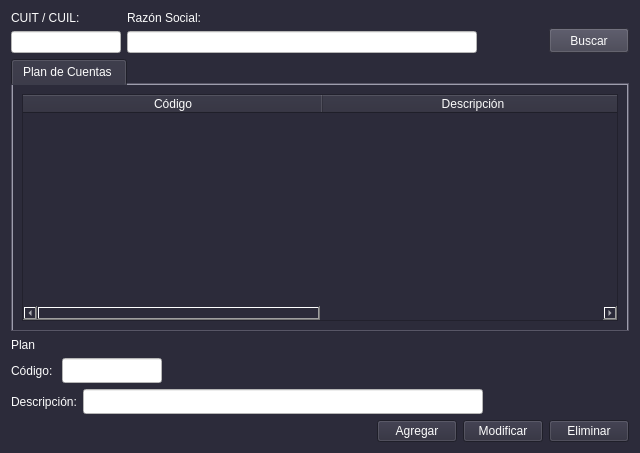
Above: form_plan_cuentas.ui from lriccombene/sgc1 before the change. Below: the same form after it.
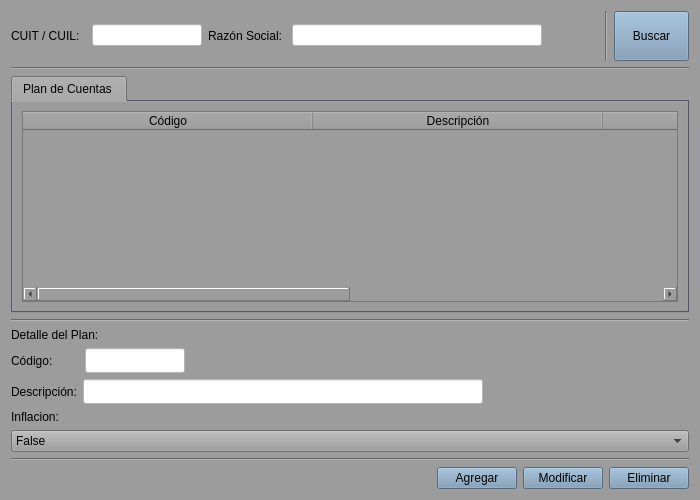
That is the form after the change.

Commit message: ajuste por inflacion

The edit to the form file:
```diff
--- a/form_plan_cuentas.ui
+++ b/form_plan_cuentas.ui
@@ -6,126 +6,34 @@
    <rect>
     <x>0</x>
     <y>0</y>
-    <width>640</width>
-    <height>453</height>
+    <width>700</width>
+    <height>500</height>
    </rect>
   </property>
+  <property name="minimumSize">
+   <size>
+    <width>700</width>
+    <height>500</height>
+   </size>
+  </property>
+  <property name="maximumSize">
+   <size>
+    <width>700</width>
+    <height>500</height>
+   </size>
+  </property>
   <property name="windowTitle">
    <string>Plan de Cuentas</string>
   </property>
   <property name="styleSheet">
-   <string notr="true">color: rgb(3, 3, 3);
-background-color: rgb(44, 43, 58);
-font: 10pt &quot;Liberation Sans&quot;;
-color: rgb(252, 252, 252);
-selection-background-color: rgb(155, 155, 185);</string>
+   <string notr="true">font: 10pt &quot;Liberation Sans&quot;;
+color: rgb(0, 0, 0);
+background-color: rgb(156, 156, 156);
+selection-background-color: rgb(164, 190, 221);
+selection-color: rgb(0, 0, 0);</string>
   </property>
   <layout class="QGridLayout" name="gridLayout_2">
-   <item row="0" column="0">
-    <layout class="QHBoxLayout" name="horizontalLayout_15">
-     <item>
-      <layout class="QVBoxLayout" name="verticalLayout_2">
-       <item>
-        <widget class="QLabel" name="label_15">
-         <property name="text">
-          <string>CUIT / CUIL: </string>
-         </property>
-        </widget>
-       </item>
-       <item>
-        <widget class="QLineEdit" name="lne_cuit">
-         <property name="minimumSize">
-          <size>
-           <width>110</width>
-           <height>0</height>
-          </size>
-         </property>
-         <property name="maximumSize">
-          <size>
-           <width>110</width>
-           <height>16777215</height>
-          </size>
-         </property>
-         <property name="styleSheet">
-          <string notr="true">background-color: rgb(255, 255, 255);
-color: rgb(0, 0, 0);</string>
-         </property>
-         <property name="text">
-          <string/>
-         </property>
-        </widget>
-       </item>
-      </layout>
-     </item>
-     <item>
-      <layout class="QVBoxLayout" name="verticalLayout_3">
-       <item>
-        <widget class="QLabel" name="label_16">
-         <property name="text">
-          <string>Razón Social: </string>
-         </property>
-        </widget>
-       </item>
-       <item>
-        <widget class="QLineEdit" name="lne_razon_social">
-         <property name="minimumSize">
-          <size>
-           <width>350</width>
-           <height>0</height>
-          </size>
-         </property>
-         <property name="maximumSize">
-          <size>
-           <width>350</width>
-           <height>16777215</height>
-          </size>
-         </property>
-         <property name="styleSheet">
-          <string notr="true">background-color: rgb(255, 255, 255);
-color: rgb(0, 0, 0);</string>
-         </property>
-        </widget>
-       </item>
-      </layout>
-     </item>
-     <item>
-      <spacer name="horizontalSpacer">
-       <property name="orientation">
-        <enum>Qt::Horizontal</enum>
-       </property>
-       <property name="sizeHint" stdset="0">
-        <size>
-         <width>40</width>
-         <height>20</height>
-        </size>
-       </property>
-      </spacer>
-     </item>
-     <item alignment="Qt::AlignBottom">
-      <widget class="QPushButton" name="btn_buscar">
-       <property name="minimumSize">
-        <size>
-         <width>0</width>
-         <height>25</height>
-        </size>
-       </property>
-       <property name="maximumSize">
-        <size>
-         <width>16777215</width>
-         <height>25</height>
-        </size>
-       </property>
-       <property name="styleSheet">
-        <string notr="true">background-color: rgb(64, 63, 78);</string>
-       </property>
-       <property name="text">
-        <string>Buscar</string>
-       </property>
-      </widget>
-     </item>
-    </layout>
-   </item>
-   <item row="1" column="0">
+   <item row="2" column="0">
     <widget class="QTabWidget" name="tabWidget">
      <property name="styleSheet">
       <string notr="true">QTabWidget{
@@ -150,11 +58,23 @@
       <layout class="QGridLayout" name="gridLayout">
        <item row="0" column="0">
         <widget class="QTableWidget" name="tw_plan_ctas">
+         <property name="sizeAdjustPolicy">
+          <enum>QAbstractScrollArea::AdjustIgnored</enum>
+         </property>
          <property name="selectionBehavior">
           <enum>QAbstractItemView::SelectRows</enum>
          </property>
          <attribute name="horizontalHeaderDefaultSectionSize">
-          <number>300</number>
+          <number>290</number>
+         </attribute>
+         <attribute name="horizontalHeaderStretchLastSection">
+          <bool>false</bool>
+         </attribute>
+         <attribute name="verticalHeaderCascadingSectionResizes">
+          <bool>false</bool>
+         </attribute>
+         <attribute name="verticalHeaderStretchLastSection">
+          <bool>false</bool>
          </attribute>
          <column>
           <property name="text">
@@ -163,6 +83,13 @@
           <property name="textAlignment">
            <set>AlignCenter</set>
           </property>
+          <property name="background">
+           <color>
+            <red>148</red>
+            <green>174</green>
+            <blue>196</blue>
+           </color>
+          </property>
          </column>
          <column>
           <property name="text">
@@ -171,6 +98,33 @@
           <property name="textAlignment">
            <set>AlignCenter</set>
           </property>
+          <property name="background">
+           <color>
+            <red>156</red>
+            <green>183</green>
+            <blue>206</blue>
+           </color>
+          </property>
+         </column>
+         <column>
+          <property name="text">
+           <string>inflacion</string>
+          </property>
+         </column>
+         <column>
+          <property name="text">
+           <string>ID</string>
+          </property>
+          <property name="textAlignment">
+           <set>AlignCenter</set>
+          </property>
+          <property name="background">
+           <color>
+            <red>156</red>
+            <green>183</green>
+            <blue>206</blue>
+           </color>
+          </property>
          </column>
         </widget>
        </item>
@@ -178,16 +132,16 @@
      </widget>
     </widget>
    </item>
-   <item row="2" column="0">
-    <layout class="QVBoxLayout" name="verticalLayout">
-     <item>
+   <item row="4" column="0">
+    <layout class="QGridLayout" name="gridLayout_6">
+     <item row="0" column="0">
       <widget class="QLabel" name="label_3">
        <property name="text">
-        <string>Plan</string>
+        <string>Detalle del Plan:</string>
        </property>
       </widget>
      </item>
-     <item>
+     <item row="1" column="0">
       <layout class="QHBoxLayout" name="horizontalLayout">
        <item>
         <widget class="QLabel" name="label">
@@ -196,6 +150,19 @@
          </property>
         </widget>
        </item>
+       <item>
+        <spacer name="horizontalSpacer_5">
+         <property name="orientation">
+          <enum>Qt::Horizontal</enum>
+         </property>
+         <property name="sizeHint" stdset="0">
+          <size>
+           <width>40</width>
+           <height>20</height>
+          </size>
+         </property>
+        </spacer>
+       </item>
        <item>
         <widget class="QLineEdit" name="lne_codigo">
          <property name="minimumSize">
@@ -216,6 +183,279 @@
          </property>
         </widget>
        </item>
+       <item>
+        <spacer name="horizontalSpacer_25">
+         <property name="orientation">
+          <enum>Qt::Horizontal</enum>
+         </property>
+         <property name="sizeHint" stdset="0">
+          <size>
+           <width>40</width>
+           <height>20</height>
+          </size>
+         </property>
+        </spacer>
+       </item>
+       <item>
+        <spacer name="horizontalSpacer_26">
+         <property name="orientation">
+          <enum>Qt::Horizontal</enum>
+         </property>
+         <property name="sizeHint" stdset="0">
+          <size>
+           <width>40</width>
+           <height>20</height>
+          </size>
+         </property>
+        </spacer>
+       </item>
+       <item>
+        <spacer name="horizontalSpacer_24">
+         <property name="orientation">
+          <enum>Qt::Horizontal</enum>
+         </property>
+         <property name="sizeHint" stdset="0">
+          <size>
+           <width>40</width>
+           <height>20</height>
+          </size>
+         </property>
+        </spacer>
+       </item>
+       <item>
+        <spacer name="horizontalSpacer_15">
+         <property name="orientation">
+          <enum>Qt::Horizontal</enum>
+         </property>
+         <property name="sizeHint" stdset="0">
+          <size>
+           <width>40</width>
+           <height>20</height>
+          </size>
+         </property>
+        </spacer>
+       </item>
+       <item>
+        <spacer name="horizontalSpacer_23">
+         <property name="orientation">
+          <enum>Qt::Horizontal</enum>
+         </property>
+         <property name="sizeHint" stdset="0">
+          <size>
+           <width>40</width>
+           <height>20</height>
+          </size>
+         </property>
+        </spacer>
+       </item>
+       <item>
+        <spacer name="horizontalSpacer_20">
+         <property name="orientation">
+          <enum>Qt::Horizontal</enum>
+         </property>
+         <property name="sizeHint" stdset="0">
+          <size>
+           <width>40</width>
+           <height>20</height>
+          </size>
+         </property>
+        </spacer>
+       </item>
+       <item>
+        <spacer name="horizontalSpacer_22">
+         <property name="orientation">
+          <enum>Qt::Horizontal</enum>
+         </property>
+         <property name="sizeHint" stdset="0">
+          <size>
+           <width>40</width>
+           <height>20</height>
+          </size>
+         </property>
+        </spacer>
+       </item>
+       <item>
+        <spacer name="horizontalSpacer_19">
+         <property name="orientation">
+          <enum>Qt::Horizontal</enum>
+         </property>
+         <property name="sizeHint" stdset="0">
+          <size>
+           <width>40</width>
+           <height>20</height>
+          </size>
+         </property>
+        </spacer>
+       </item>
+       <item>
+        <spacer name="horizontalSpacer_14">
+         <property name="orientation">
+          <enum>Qt::Horizontal</enum>
+         </property>
+         <property name="sizeHint" stdset="0">
+          <size>
+           <width>40</width>
+           <height>20</height>
+          </size>
+         </property>
+        </spacer>
+       </item>
+       <item>
+        <spacer name="horizontalSpacer_21">
+         <property name="orientation">
+          <enum>Qt::Horizontal</enum>
+         </property>
+         <property name="sizeHint" stdset="0">
+          <size>
+           <width>40</width>
+           <height>20</height>
+          </size>
+         </property>
+        </spacer>
+       </item>
+       <item>
+        <spacer name="horizontalSpacer_18">
+         <property name="orientation">
+          <enum>Qt::Horizontal</enum>
+         </property>
+         <property name="sizeHint" stdset="0">
+          <size>
+           <width>40</width>
+           <height>20</height>
+          </size>
+         </property>
+        </spacer>
+       </item>
+       <item>
+        <spacer name="horizontalSpacer_8">
+         <property name="orientation">
+          <enum>Qt::Horizontal</enum>
+         </property>
+         <property name="sizeHint" stdset="0">
+          <size>
+           <width>40</width>
+           <height>20</height>
+          </size>
+         </property>
+        </spacer>
+       </item>
+       <item>
+        <spacer name="horizontalSpacer_17">
+         <property name="orientation">
+          <enum>Qt::Horizontal</enum>
+         </property>
+         <property name="sizeHint" stdset="0">
+          <size>
+           <width>40</width>
+           <height>20</height>
+          </size>
+         </property>
+        </spacer>
+       </item>
+       <item>
+        <spacer name="horizontalSpacer_16">
+         <property name="orientation">
+          <enum>Qt::Horizontal</enum>
+         </property>
+         <property name="sizeHint" stdset="0">
+          <size>
+           <width>40</width>
+           <height>20</height>
+          </size>
+         </property>
+        </spacer>
+       </item>
+       <item>
+        <spacer name="horizontalSpacer_13">
+         <property name="orientation">
+          <enum>Qt::Horizontal</enum>
+         </property>
+         <property name="sizeHint" stdset="0">
+          <size>
+           <width>40</width>
+           <height>20</height>
+          </size>
+         </property>
+        </spacer>
+       </item>
+       <item>
+        <spacer name="horizontalSpacer_12">
+         <property name="orientation">
+          <enum>Qt::Horizontal</enum>
+         </property>
+         <property name="sizeHint" stdset="0">
+          <size>
+           <width>40</width>
+           <height>20</height>
+          </size>
+         </property>
+        </spacer>
+       </item>
+       <item>
+        <spacer name="horizontalSpacer_11">
+         <property name="orientation">
+          <enum>Qt::Horizontal</enum>
+         </property>
+         <property name="sizeHint" stdset="0">
+          <size>
+           <width>40</width>
+           <height>20</height>
+          </size>
+         </property>
+        </spacer>
+       </item>
+       <item>
+        <spacer name="horizontalSpacer_10">
+         <property name="orientation">
+          <enum>Qt::Horizontal</enum>
+         </property>
+         <property name="sizeHint" stdset="0">
+          <size>
+           <width>40</width>
+           <height>20</height>
+          </size>
+         </property>
+        </spacer>
+       </item>
+       <item>
+        <spacer name="horizontalSpacer_9">
+         <property name="orientation">
+          <enum>Qt::Horizontal</enum>
+         </property>
+         <property name="sizeHint" stdset="0">
+          <size>
+           <width>40</width>
+           <height>20</height>
+          </size>
+         </property>
+        </spacer>
+       </item>
+       <item>
+        <spacer name="horizontalSpacer_7">
+         <property name="orientation">
+          <enum>Qt::Horizontal</enum>
+         </property>
+         <property name="sizeHint" stdset="0">
+          <size>
+           <width>40</width>
+           <height>20</height>
+          </size>
+         </property>
+        </spacer>
+       </item>
+       <item>
+        <spacer name="horizontalSpacer_6">
+         <property name="orientation">
+          <enum>Qt::Horizontal</enum>
+         </property>
+         <property name="sizeHint" stdset="0">
+          <size>
+           <width>40</width>
+           <height>20</height>
+          </size>
+         </property>
+        </spacer>
+       </item>
        <item>
         <spacer name="horizontalSpacer_2">
          <property name="orientation">
@@ -231,7 +471,7 @@
        </item>
       </layout>
      </item>
-     <item>
+     <item row="2" column="0">
       <layout class="QHBoxLayout" name="horizontalLayout_2">
        <item>
         <widget class="QLabel" name="label_2">
@@ -281,6 +521,154 @@
     </layout>
    </item>
    <item row="3" column="0">
+    <widget class="Line" name="line_3">
+     <property name="orientation">
+      <enum>Qt::Horizontal</enum>
+     </property>
+    </widget>
+   </item>
+   <item row="5" column="0">
+    <widget class="QLabel" name="label_4">
+     <property name="text">
+      <string>Inflacion:</string>
+     </property>
+    </widget>
+   </item>
+   <item row="0" column="0">
+    <layout class="QGridLayout" name="gridLayout_3">
+     <item row="0" column="0">
+      <layout class="QGridLayout" name="gridLayout_4">
+       <item row="0" column="0">
+        <layout class="QGridLayout" name="gridLayout_5">
+         <item row="0" column="0">
+          <widget class="QLabel" name="label_15">
+           <property name="minimumSize">
+            <size>
+             <width>75</width>
+             <height>25</height>
+            </size>
+           </property>
+           <property name="maximumSize">
+            <size>
+             <width>75</width>
+             <height>25</height>
+            </size>
+           </property>
+           <property name="text">
+            <string>CUIT / CUIL: </string>
+           </property>
+          </widget>
+         </item>
+         <item row="0" column="1">
+          <widget class="QLineEdit" name="lne_cuit">
+           <property name="minimumSize">
+            <size>
+             <width>110</width>
+             <height>0</height>
+            </size>
+           </property>
+           <property name="maximumSize">
+            <size>
+             <width>110</width>
+             <height>16777215</height>
+            </size>
+           </property>
+           <property name="styleSheet">
+            <string notr="true">background-color: rgb(255, 255, 255);
+color: rgb(0, 0, 0);</string>
+           </property>
+           <property name="text">
+            <string/>
+           </property>
+          </widget>
+         </item>
+        </layout>
+       </item>
+       <item row="0" column="1">
+        <layout class="QHBoxLayout" name="horizontalLayout_5">
+         <item>
+          <widget class="QLabel" name="label_16">
+           <property name="text">
+            <string>Razón Social: </string>
+           </property>
+          </widget>
+         </item>
+         <item>
+          <widget class="QLineEdit" name="lne_razon_social">
+           <property name="minimumSize">
+            <size>
+             <width>250</width>
+             <height>0</height>
+            </size>
+           </property>
+           <property name="maximumSize">
+            <size>
+             <width>250</width>
+             <height>16777215</height>
+            </size>
+           </property>
+           <property name="styleSheet">
+            <string notr="true">background-color: rgb(255, 255, 255);
+color: rgb(0, 0, 0);</string>
+           </property>
+          </widget>
+         </item>
+        </layout>
+       </item>
+       <item row="0" column="2">
+        <spacer name="horizontalSpacer">
+         <property name="orientation">
+          <enum>Qt::Horizontal</enum>
+         </property>
+         <property name="sizeHint" stdset="0">
+          <size>
+           <width>40</width>
+           <height>20</height>
+          </size>
+         </property>
+        </spacer>
+       </item>
+      </layout>
+     </item>
+     <item row="0" column="2">
+      <widget class="QPushButton" name="btn_buscar">
+       <property name="minimumSize">
+        <size>
+         <width>75</width>
+         <height>50</height>
+        </size>
+       </property>
+       <property name="maximumSize">
+        <size>
+         <width>75</width>
+         <height>50</height>
+        </size>
+       </property>
+       <property name="styleSheet">
+        <string notr="true">background-color: rgb(119, 149, 177);</string>
+       </property>
+       <property name="text">
+        <string>Buscar</string>
+       </property>
+      </widget>
+     </item>
+     <item row="0" column="1">
+      <widget class="Line" name="line_2">
+       <property name="orientation">
+        <enum>Qt::Vertical</enum>
+       </property>
+      </widget>
+     </item>
+    </layout>
+   </item>
+   <item row="1" column="0">
+    <widget class="Line" name="line">
+     <property name="orientation">
+      <enum>Qt::Horizontal</enum>
+     </property>
+    </widget>
+   </item>
+   <item row="9" column="0">
     <layout class="QHBoxLayout" name="horizontalLayout_3">
      <item>
       <spacer name="horizontalSpacer_4">
@@ -297,6 +685,9 @@
      </item>
      <item>
       <widget class="QPushButton" name="btn_agregar">
+       <property name="styleSheet">
+        <string notr="true">background-color: rgb(119, 149, 177);</string>
+       </property>
        <property name="text">
         <string>Agregar</string>
        </property>
@@ -304,6 +695,9 @@
      </item>
      <item alignment="Qt::AlignRight">
       <widget class="QPushButton" name="btn_modificar">
+       <property name="styleSheet">
+        <string notr="true">background-color: rgb(119, 149, 177);</string>
+       </property>
        <property name="text">
         <string>Modificar</string>
        </property>
@@ -311,6 +705,9 @@
      </item>
      <item alignment="Qt::AlignRight">
       <widget class="QPushButton" name="btn_eliminar">
+       <property name="styleSheet">
+        <string notr="true">background-color: rgb(119, 149, 177);</string>
+       </property>
        <property name="text">
         <string>Eliminar</string>
        </property>
@@ -318,6 +715,27 @@
      </item>
     </layout>
    </item>
+   <item row="8" column="0">
+    <widget class="Line" name="line_4">
+     <property name="orientation">
+      <enum>Qt::Horizontal</enum>
+     </property>
+    </widget>
+   </item>
+   <item row="6" column="0">
+    <widget class="QComboBox" name="cbx_inflacion">
+     <item>
+      <property name="text">
+       <string>False</string>
+      </property>
+     </item>
+     <item>
+      <property name="text">
+       <string>True</string>
+      </property>
+     </item>
+    </widget>
+   </item>
   </layout>
  </widget>
  <tabstops>
```
Left out of the diff: 3 changed lines with no effect on the pictures. The commit also changes 231 other files.
